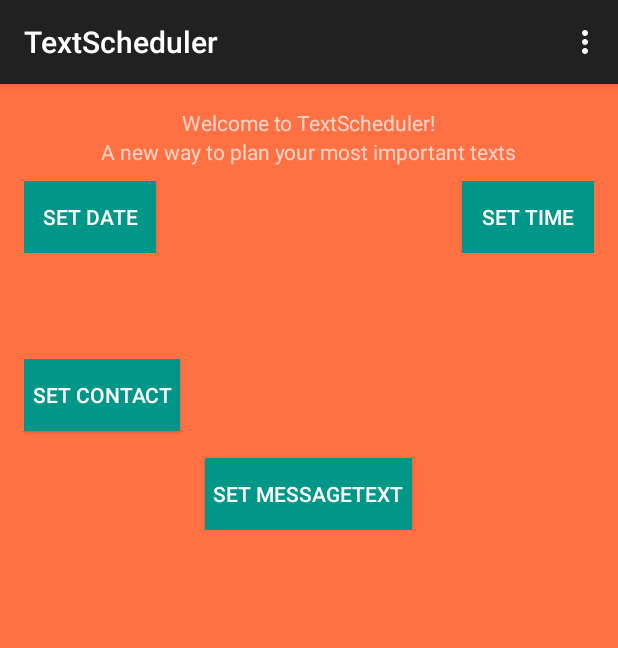
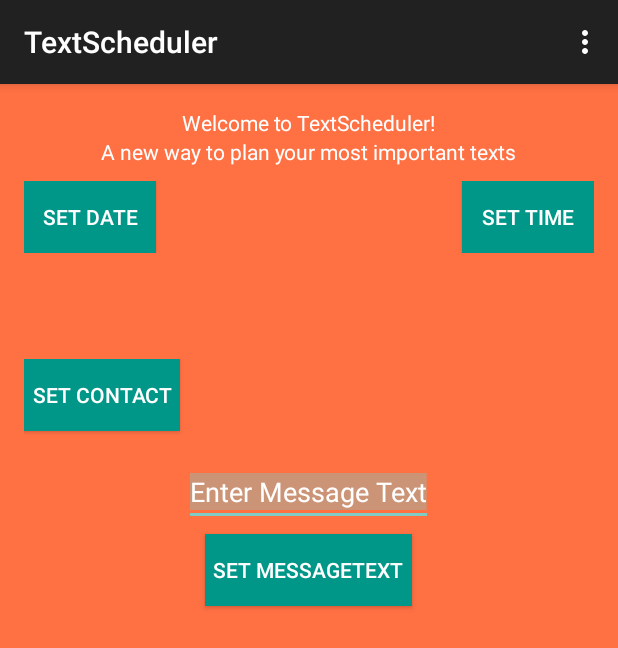
Before and after one commit to gauthamcity12/TextScheduler, an Android app: the screen it shows after launch (MainActivity), on a phone screen of 412 x 824 dp. Shown: the top 648 px of the screen. Run offline under Robolectric (Android 15) with nearby library versions, the phone set to English and light mode, and no system bars.

Commit message:
Updated XML layout
- includes message text box
- added set button
- still needs to be hooked up to a listener

```diff
--- a/app/src/main/res/layout/activity_main.xml
+++ b/app/src/main/res/layout/activity_main.xml
@@ -11,17 +11,20 @@
     android:orientation="vertical"
     android:background="#FF7043"
     tools:context=".MainActivity"
-    android:weightSum="1">
+    android:weightSum="1"
+    android:id="@+id/MainLayout">
 
     <TextView android:text="@string/welcome_message"
         android:layout_width="wrap_content"
         android:layout_height="wrap_content"
+        android:textColor="#FFFFFF"
         android:layout_gravity="center_horizontal" />
 
     <TextView android:text="@string/welcome_message2"
         android:layout_width="wrap_content"
         android:layout_height="wrap_content"
         android:paddingBottom="10dp"
+        android:textColor="#FFFFFF"
         android:layout_gravity="center_horizontal" />
 
     <RelativeLayout
@@ -103,11 +106,16 @@
             android:layout_alignParentEnd="true"/>
     </RelativeLayout>
 
-    <RelativeLayout
-        android:layout_width="match_parent"
+    <EditText android:id="@+id/messageText"
+        android:layout_width="wrap_content"
         android:layout_height="wrap_content"
-        android:orientation="vertical"
-        android:paddingBottom="10dp">
+        android:text="Enter Message Text"
+        android:textColor="#FFFFFF"
+        android:layout_marginTop="5dp"
+        android:maxLength="200"
+        android:maxLines="4"
+        android:selectAllOnFocus="true"
+        android:layout_gravity="center_horizontal" />
 
     <Button android:id="@+id/messageButton"
         android:layout_width="wrap_content"
@@ -115,23 +123,9 @@
         android:text="Set MessageText"
         android:textColor="#FFFFFF"
         android:background="#009688"
-            android:height="5dp"
         android:onClick="saveMessage"
         android:padding="5dp"
         android:layout_marginTop="5dp"
-            android:layout_gravity="center_horizontal"
-            android:layout_alignParentTop="true"
-            android:layout_centerHorizontal="true" />
-
-        <EditText android:id="@+id/messageText"
-            android:layout_width="wrap_content"
-            android:layout_height="wrap_content"
-            android:text=""
-            android:textColor="#FFFFFF"
-            android:layout_marginTop="5dp"
-            android:visibility="invisible"
-            android:layout_centerHorizontal="true"
-            android:layout_alignParentEnd="true"/>
-    </RelativeLayout>
+        android:layout_gravity="center_horizontal"/>
 
 </LinearLayout>
```
Lines whose indentation alone changed are shown as unchanged.
